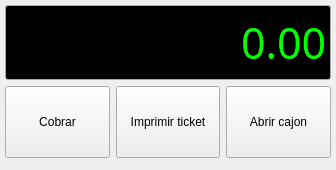
This is bulmages/bulmatpv/plugins/pluginbt_total/totalbase.ui in eboladev/Bulmages-1 as Qt 5 draws it before an edit. The edited form follows.
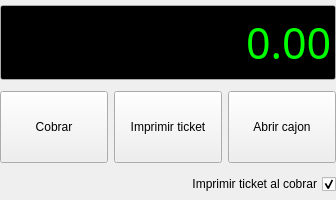
This is the edited form. Icons and pictures are not drawn.

Commit message: Pongo opción para no imprimir el ticket en pluginbt_total

What changed in the file:
```diff
--- a/bulmages/bulmatpv/plugins/pluginbt_total/totalbase.ui
+++ b/bulmages/bulmatpv/plugins/pluginbt_total/totalbase.ui
@@ -7,13 +7,13 @@
     <x>0</x>
     <y>0</y>
     <width>336</width>
-    <height>170</height>
+    <height>200</height>
    </rect>
   </property>
   <property name="minimumSize">
    <size>
     <width>0</width>
-    <height>170</height>
+    <height>200</height>
    </size>
   </property>
   <property name="windowTitle">
@@ -22,9 +22,9 @@
   <property name="layoutDirection">
    <enum>Qt::RightToLeft</enum>
   </property>
-  <layout class="QVBoxLayout">
+  <layout class="QVBoxLayout" name="verticalLayout">
    <property name="margin">
-    <number>5</number>
+    <number>0</number>
    </property>
    <item>
     <widget class="QLineEdit" name="mui_total">
@@ -222,17 +222,23 @@
     </layout>
    </item>
    <item>
-    <spacer name="verticalSpacer">
-     <property name="orientation">
-      <enum>Qt::Vertical</enum>
+    <widget class="QCheckBox" name="mui_imprimiralcobrar">
+     <property name="enabled">
+      <bool>true</bool>
      </property>
-     <property name="sizeHint" stdset="0">
+     <property name="text">
+      <string>Imprimir ticket al cobrar</string>
+     </property>
+     <property name="iconSize">
       <size>
-       <width>20</width>
-       <height>40</height>
+       <width>16</width>
+       <height>16</height>
       </size>
      </property>
-    </spacer>
+     <property name="checked">
+      <bool>true</bool>
+     </property>
+    </widget>
    </item>
   </layout>
  </widget>
```
The commit also changes 2 other files.
